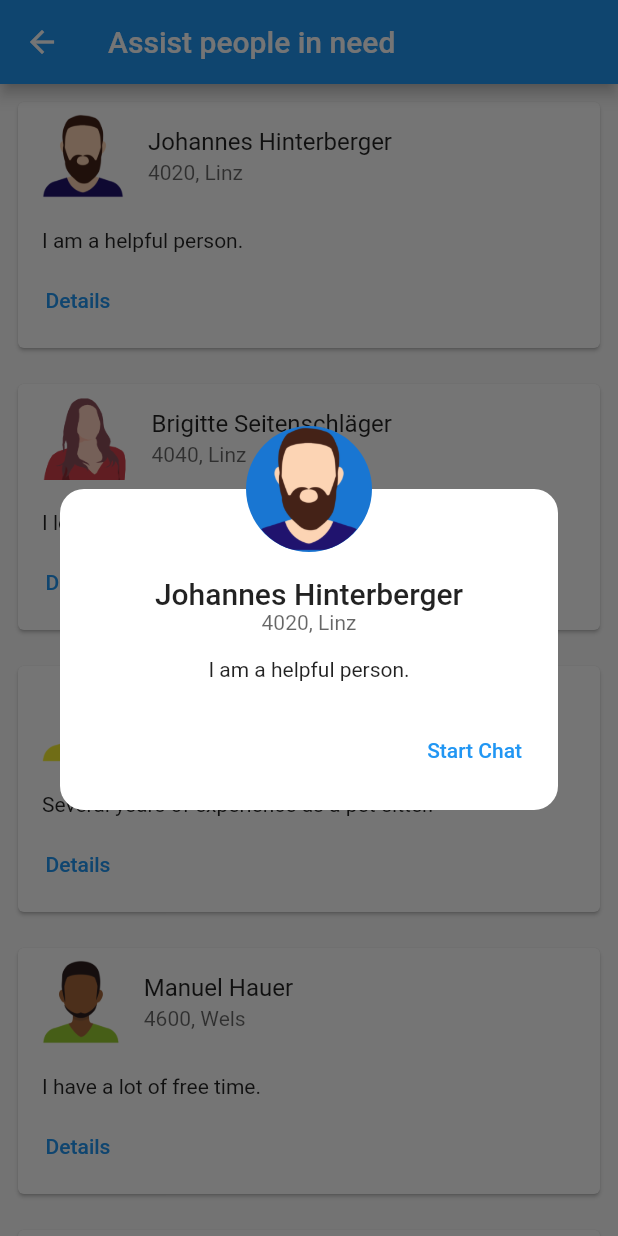
After one commit to matwoess/helpout, a Flutter app: the AssistPeoplePage screen opened by its route, after a tap on "Details", on a phone screen of 412 x 824 dp. The commit adds this screen. Run offline on Flutter 3.47's test engine with Material 2 defaults, Android fonts, the phone set to English and light mode, and no system bars.

Commit message:
add avatar assets; add details dialog; improve Person class;

```diff
--- a/lib/assistpeople.dart
+++ b/lib/assistpeople.dart
@@ -1,5 +1,6 @@
 import 'package:flutter/material.dart';
 import 'package:helpout/appstate.dart';
+import 'package:helpout/detailsdialog.dart';
 import 'package:helpout/person.dart';
 import 'package:helpout/personcard.dart';
 
@@ -27,8 +28,21 @@ class _AssistPeopleState extends State<AssistPeoplePage> {
     );
   }
 
-  showDetails() {
+  showDetails(Person person) {
+    showDialog(
+        context: context,
+        builder: (BuildContext context) {
+          return DetailsDialog(person, startChat);
+        },
+        routeSettings: RouteSettings(name: '/detailview'));
+  }
+
+  void startChat(Person person) {
     if (!AppState.loggedIn)
       Navigator.pushNamed(context, '/prelogin');
+    else {
+      Navigator.of(context).pop();
+      print('starting chat with ${person.name}');
+    }
   }
 }
--- /dev/null
+++ b/lib/constants.dart
@@ -0,0 +1,4 @@
+class Constants {
+  static double detailDialogPadding = 16.0;
+  static double detailDialogAvatarRadius = 42.0;
+}
--- a/lib/demodata.dart
+++ b/lib/demodata.dart
@@ -5,56 +5,89 @@ class DemoData {
   static final _people = [
     {
       "name": "Johannes Hinterberger",
+      "gender": Gender.MALE,
       "description": "I am a helpful person.",
       "region": "4020, Linz",
       "price": 0,
+      "asset": "assets/avatars/male1.png",
     },
     {
       "name": "Brigitte Seitenschläger",
+      "gender": Gender.FEMALE,
       "description": "I love animals.",
       "region": "4040, Linz",
       "price": 5,
+      "asset": "assets/avatars/female1.png",
     },
     {
       "name": "Eduardo Domingo",
+      "gender": Gender.MALE,
       "description": "Several years of experience as a pet-sitter.",
       "region": "4030, Linz",
       "price": 7,
+      "asset": "assets/avatars/male2.png",
     },
     {
       "name": "Manuel Hauer",
+      "gender": Gender.MALE,
       "description": "I have a lot of free time.",
       "region": "4600, Wels",
       "price": 15,
+      "asset": "assets/avatars/male3.png",
     },
     {
       "name": "Tanja Gruber",
+      "gender": Gender.FEMALE,
       "description": "I love animals.",
       "region": "4221, Steyregg",
       "price": 8,
+      "asset": "assets/avatars/female2.png",
     },
     {
       "name": "Thomas Braunberger",
+      "gender": Gender.MALE,
       "description":
           "Male, 35 years old, education from FH Hagenberg, like to read, have 3 sisters and 1 brother. More information about me can be found on my website at http://person.me.com",
       "region": "4050, Traun",
       "price": 10,
+      "asset": "assets/avatars/male3.png",
     },
     {
       "name": "Anonymous",
+      "gender": Gender.UNKNOWN,
       "description": "(no description)",
       "region": "4040, Linz",
       "price": 9,
+      "asset": "assets/images/empty.png",
+    },
+    {
+      "name": "Augustine Ernst",
+      "gender": Gender.FEMALE,
+      "description": "I can help out anytime.",
+      "region": "4030, Linz",
+      "price": 13,
+      "asset": "assets/avatars/female3.png",
+    },
+    {
+      "name": "Anna Steiner",
+      "gender": Gender.FEMALE,
+      "description": "Recommend me to your friends!",
+      "region": "4600, Wels",
+      "price": 6,
+      "asset": "assets/avatars/female4.png",
     },
   ];
 
   static List<Person> getDemoPersons() {
     return _people
         .map((person) => Person(
-            person['name'],
-            Region.withoutLocation(person['region']),
-            person['price'],
-            person['description']))
+              person['name'],
+              person['gender'],
+              Region.withoutLocation(person['region']),
+              person['price'],
+              person['description'],
+              person['asset'],
+            ))
         .toList();
   }
 
--- /dev/null
+++ b/lib/detailsdialog.dart
@@ -0,0 +1,87 @@
+import 'package:flutter/material.dart';
+
+import 'constants.dart';
+import 'person.dart';
+
+class DetailsDialog extends StatelessWidget {
+  final Person _person;
+  final Function _chatCallback;
+
+  DetailsDialog(this._person, this._chatCallback);
+
+  @override
+  Widget build(BuildContext context) {
+    return Dialog(
+      shape: RoundedRectangleBorder(
+        borderRadius: BorderRadius.circular(6.0),
+      ),
+      elevation: 0,
+      backgroundColor: Colors.transparent,
+      child: contentBox(context),
+    );
+  }
+
+  contentBox(context) {
+    return Stack(
+      clipBehavior: Clip.antiAlias,
+      children: <Widget>[
+        Container(
+          padding: EdgeInsets.only(
+              left: Constants.detailDialogPadding,
+              top: Constants.detailDialogAvatarRadius + Constants.detailDialogPadding,
+              right: Constants.detailDialogPadding,
+              bottom: Constants.detailDialogPadding),
+          margin: EdgeInsets.only(top: Constants.detailDialogAvatarRadius),
+          decoration: BoxDecoration(
+            shape: BoxShape.rectangle,
+            color: Colors.white,
+            borderRadius: BorderRadius.circular(Constants.detailDialogPadding),
+          ),
+          child: Column(
+            mainAxisSize: MainAxisSize.min,
+            children: <Widget>[
+              Text(
+                _person.name,
+                style: Theme.of(context).textTheme.headline6,
+              ),
+              Text(
+                '${_person.region}',
+                style: TextStyle(color: Colors.black.withOpacity(0.6)),
+              ),
+              SizedBox(
+                height: 15,
+              ),
+              Text(
+                _person.description,
+                style: Theme.of(context).textTheme.bodyText2,
+                textAlign: TextAlign.start,
+              ),
+              SizedBox(
+                height: 22.0,
+              ),
+              Align(
+                alignment: Alignment.bottomRight,
+                child: TextButton(
+                    onPressed: () => _chatCallback(_person),
+                    child: Text(
+                      'Start Chat',
+                    )),
+              ),
+            ],
+          ),
+        ),
+        Positioned(
+          left: Constants.detailDialogPadding,
+          right: Constants.detailDialogPadding,
+          child: CircleAvatar(
+            radius: Constants.detailDialogAvatarRadius,
+            child: ClipRRect(
+                borderRadius:
+                    BorderRadius.all(Radius.circular(Constants.detailDialogAvatarRadius)),
+                child: Image(image: AssetImage(_person.assetURI))),
+          ),
+        ),
+      ],
+    );
+  }
+}
--- a/lib/person.dart
+++ b/lib/person.dart
@@ -1,19 +1,27 @@
 import 'package:helpout/region.dart';
+
+enum Gender { FEMALE, MALE, UNKNOWN }
 
 class Person {
   final Region region;
+  final Gender gender;
   final String name;
   final int price;
   final String description;
+  final String assetURI;
 
   Person(
     this.name,
+    this.gender,
     this.region,
     this.price,
     this.description,
+    this.assetURI,
   );
 
-  Person.loading() : this('...', Region.withoutLocation("unknown"), 0, "...");
+  Person.loading()
+      : this('...', Gender.UNKNOWN, Region.withoutLocation('unknown'), 0, '...',
+            'assets/images/empty.png');
 
   bool get isLoading => name == '...';
 }
--- a/lib/personcard.dart
+++ b/lib/personcard.dart
@@ -4,9 +4,9 @@ import 'package:helpout/person.dart';
 
 class PersonCard extends Card {
   Person _person;
-  Function detailsCallback = () {};
+  Function _detailsCallback = () {};
 
-  PersonCard(this._person, this.detailsCallback);
+  PersonCard(this._person, this._detailsCallback);
 
   @override
   Widget build(BuildContext context) {
@@ -18,7 +18,7 @@ class PersonCard extends Card {
         children: [
           ListTile(
             title: Text('${_person.name}'),
-            leading: Image(image: AssetImage("assets/images/empty.png")),
+            leading: Image(image: AssetImage(_person.assetURI)),
             subtitle: Text(
               '${_person.region}',
               style: TextStyle(color: Colors.black.withOpacity(0.6)),
@@ -42,8 +42,8 @@ class PersonCard extends Card {
             alignment: MainAxisAlignment.start,
             children: [
               TextButton(
-                onPressed: () => detailsCallback(),
-                child: const Text('DETAILS'),
+                onPressed: () => _detailsCallback(_person),
+                child: const Text('Details'),
               ),
             ],
           ),
--- a/lib/requesthelp.dart
+++ b/lib/requesthelp.dart
@@ -2,7 +2,9 @@ import 'package:flutter/material.dart';
 import 'package:helpout/person.dart';
 import 'package:helpout/personcard.dart';
 
+import 'appstate.dart';
 import 'demodata.dart';
+import 'detailsdialog.dart';
 
 class RequestHelpPage extends StatefulWidget {
 
@@ -27,6 +29,20 @@ class _RequestHelpState extends State<RequestHelpPage> {
     );
   }
 
-  showDetails() {
+  showDetails(Person person) {
+    if (!AppState.loggedIn)
+      Navigator.pushNamed(context, '/prelogin');
+    else
+      showDialog(
+        context: context,
+        builder: (BuildContext context) {
+          return DetailsDialog(person, startChat);
+        },
+      );
+  }
+
+  void startChat(Person person) {
+    Navigator.of(context).pop();
+    print('starting chat with ${person.name}');
   }
 }
--- a/lib/welcome.dart
+++ b/lib/welcome.dart
@@ -25,7 +25,8 @@ class WelcomePage extends StatelessWidget {
                 child: Text('Go back'),
                 onPressed: () {
                   if (AppState.searchType == SearchType.ASSIST)
-                    Navigator.popUntil(context, ModalRoute.withName('/assist'));
+                     Navigator.popUntil(
+                        context, ModalRoute.withName('/detailview'));
                   else
                     Navigator.popUntil(context, ModalRoute.withName('/'));
                 },
--- a/pubspec.yaml
+++ b/pubspec.yaml
@@ -47,6 +47,7 @@ flutter:
   # To add assets to your application, add an assets section, like this:
   assets:
     - assets/images/
+    - assets/avatars/
 
   # An image asset can refer to one or more resolution-specific "variants", see
   # https://flutter.dev/assets-and-images/#resolution-aware.
```
Also changed, not shown: assets/avatars/female1.png (added), assets/avatars/female2.png (added), assets/avatars/female3.png (added), assets/avatars/female4.png (added), assets/avatars/male1.png (added), assets/avatars/male2.png (added), assets/avatars/male3.png (added).
